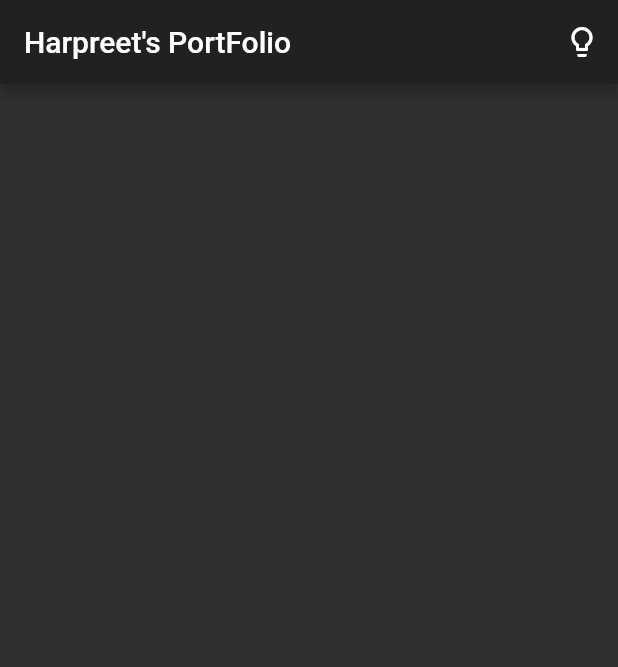
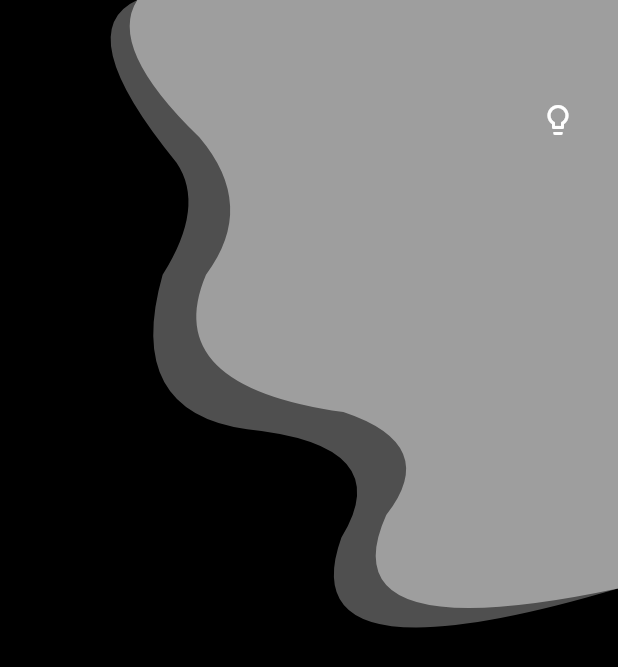
Before and after one commit to harpreetseera/portfolio-harpreet, a Flutter app: the screen it shows after launch, after a tap on the "brightness 3" icon, on a phone screen of 412 x 824 dp. Shown: the top 667 px of the screen. Run offline on Flutter 3.47's test engine with Material 2 defaults, Android fonts, the phone set to English and light mode, and no system bars; our stand-ins replace equatable, flutter_bloc.

Commit message:
added custom curve background

```diff
--- a/lib/main.dart
+++ b/lib/main.dart
@@ -5,7 +5,9 @@ import 'package:portfolio_harpreet/theme/theme_bloc.dart';
 import 'package:portfolio_harpreet/theme/theme_state.dart';
 import 'package:portfolio_harpreet/ui/screens/home_page.dart';
 
-void main() => runApp(MyPortFolioApp());
+void main() {
+  return runApp(MyPortFolioApp());
+}
 
 class MyPortFolioApp extends StatelessWidget {
   @override
@@ -15,6 +17,7 @@ class MyPortFolioApp extends StatelessWidget {
       child: BlocBuilder<ThemeBloc, ThemeState>(
         builder: (context, themeState) {
           return MaterialApp(
+            debugShowCheckedModeBanner: false,
             theme: themeState == DarkThemeState()
                 ? ThemeData.dark()
                 : ThemeData.light(),
--- a/lib/theme/theme_bloc.dart
+++ b/lib/theme/theme_bloc.dart
@@ -13,7 +13,7 @@ class ThemeBloc extends Bloc<ThemeEvent, ThemeState> {
         ThemeState stateToYield =
             (state == LightThemeState()) ? DarkThemeState() : LightThemeState();
         yield stateToYield;
-        print("state yielded - $stateToYield");
+        // print("state yielded - $stateToYield");
     }
   }
 }
--- /dev/null
+++ b/lib/ui/helper_widgets/curve_painter.dart
@@ -0,0 +1,118 @@
+import 'package:flutter/material.dart';
+
+class CurvePainter extends CustomPainter {
+  Color loweLayerColor, upperLayerColor;
+  CurvePainter({@required this.upperLayerColor, this.loweLayerColor});
+  @override
+  void paint(Canvas canvas, Size size) {
+    var paint = Paint();
+    var paintInner = Paint();
+    var path = Path();
+    var pathInner = Path();
+    paint.color = upperLayerColor;
+    paintInner.color = loweLayerColor.withOpacity(0.5);
+    final Gradient gradient = new LinearGradient(
+      colors: <Color>[
+        upperLayerColor.withOpacity(1.0),
+        // Colors.green.withOpacity(0.3),
+        // Colors.yellow.withOpacity(0.2),
+        // Colors.red.withOpacity(0.1),
+        loweLayerColor.withOpacity(1.0),
+      ],
+      stops: [
+        0.0,
+        // 0.3,
+        // 0.5,
+        // 0.7,
+        1.0,
+      ],
+    );
+    Rect rect = new Rect.fromCircle(
+      center: new Offset(165.0, 55.0),
+      radius: 180.0,
+    );
+
+    // create the Shader from the gradient and the bounding square
+    paint.shader = gradient.createShader(rect);
+
+    paint.style = PaintingStyle.fill;
+    paint.strokeWidth = 3.0;
+    path.moveTo(size.width / 4.5, 0);
+    path.quadraticBezierTo(
+      size.width / 5.8,
+      size.height / 13,
+      size.width / 3.1,
+      size.height / 4.5,
+    );
+    path.quadraticBezierTo(
+      size.width / 2.4,
+      size.height / 3,
+      size.width / 3,
+      size.height / 2.25,
+    );
+    path.quadraticBezierTo(
+      size.width / 3.9,
+      size.height / 1.6,
+      size.width / 1.8,
+      size.height / 1.5,
+    );
+    path.quadraticBezierTo(
+      size.width / 1.4,
+      size.height / 1.39,
+      size.width / 1.6,
+      size.height / 1.2,
+    );
+    path.quadraticBezierTo(
+      size.width / 1.9,
+      size.height / 0.95,
+      size.width,
+      size.height / 1.05,
+    );
+    path.lineTo(
+      size.width,
+      0,
+    );
+
+    pathInner.moveTo(
+      size.width / 4.5,
+      0,
+    );
+    pathInner.quadraticBezierTo(
+      size.width / 9,
+      size.height / 20,
+      size.width / 3.5,
+      size.height / 3.8,
+    );
+    pathInner.quadraticBezierTo(
+      size.width / 3,
+      size.height / 3,
+      size.width / 3.8,
+      size.height / 2.25,
+    );
+    pathInner.quadraticBezierTo(
+      size.width / 5,
+      size.height / 1.5,
+      size.width / 2.5,
+      size.height / 1.44,
+    );
+    pathInner.quadraticBezierTo(
+      size.width / 1.55,
+      size.height / 1.39,
+      size.width / 1.81,
+      size.height / 1.15,
+    );
+    pathInner.quadraticBezierTo(
+        size.width / 2.15, size.height / 0.9, size.width, size.height / 1.05);
+    pathInner.lineTo(
+      size.width,
+      0,
+    );
+    canvas.drawPath(pathInner, paintInner);
+    canvas.drawPath(path, paint);
+  }
+
+  @override
+  shouldRepaint(covariant CustomPainter oldDelegate) {
+    return true;
+  }
+}
--- a/lib/ui/screens/home_page.dart
+++ b/lib/ui/screens/home_page.dart
@@ -3,6 +3,7 @@ import 'package:flutter_bloc/flutter_bloc.dart';
 import 'package:portfolio_harpreet/theme/theme_bloc.dart';
 import 'package:portfolio_harpreet/theme/theme_event.dart';
 import 'package:portfolio_harpreet/theme/theme_state.dart';
+import 'package:portfolio_harpreet/ui/helper_widgets/curve_painter.dart';
 
 class Homepage extends StatefulWidget {
   @override
@@ -15,21 +16,76 @@ class _HomepageState extends State<Homepage> {
   @override
   Widget build(BuildContext context) {
     return Scaffold(
-      appBar: AppBar(
-        title: Text("Harpreet's PortFolio"),
-        actions: <Widget>[
-          BlocBuilder<ThemeBloc, ThemeState>(
-            builder: (context, themeState) => IconButton(
+      // appBar: AppBar(
+      //   title: Text("Harpreet's PortFolio"),
+      //   actions: <Widget>[
+      //     BlocBuilder<ThemeBloc, ThemeState>(
+      //       builder: (context, themeState) => IconButton(
+      //         icon: Icon(themeState == DarkThemeState()
+      //             ? Icons.lightbulb_outline
+      //             : Icons.brightness_3),
+      //         onPressed: () {
+      //           BlocProvider.of<ThemeBloc>(context).add(ThemeEvent.Toggle);
+      //         },
+      //       ),
+      //     ),
+      //   ],
+      // ),
+      body: BlocBuilder<ThemeBloc, ThemeState>(
+        builder: (context, themeState) => Container(
+            color: themeState == LightThemeState()
+                ? Colors.lime[100]
+                : Colors.black,
+            child: Column(
+              children: <Widget>[
+                Stack(
+                  children: <Widget>[
+
+                    LayoutBuilder(
+                      builder: (context,constraints){return Container(
+                        width:constraints.maxWidth<500? double.maxFinite:MediaQuery.of(context).size.width/2,
+                        height: MediaQuery.of(context).size.height / 2,
+                        child: CustomPaint(
+                          painter: CurvePainter(
+                            upperLayerColor: themeState == LightThemeState()
+                                ? Colors.green
+                                : Colors.grey,
+                            loweLayerColor: themeState == LightThemeState()
+                                ? Colors.lime
+                                : Colors.grey,
+                          ),
+                        ),
+                      );},
+                    ),
+                    Column(
+                      children: <Widget>[
+                        SizedBox(
+                          height: 56,
+                        ),
+                        Row(
+                          mainAxisAlignment: MainAxisAlignment.end,
+                          children: <Widget>[
+                            Padding(
+                              padding: const EdgeInsets.only(right: 16.0),
+                              child: IconButton(
                                 icon: Icon(themeState == DarkThemeState()
                                     ? Icons.lightbulb_outline
                                     : Icons.brightness_3),
                                 onPressed: () {
-                BlocProvider.of<ThemeBloc>(context).add(ThemeEvent.Toggle);
+                                  BlocProvider.of<ThemeBloc>(context)
+                                      .add(ThemeEvent.Toggle);
                                 },
                               ),
                             ),
                           ],
                         ),
+                      ],
+                    )
+                  ],
+                ),
+              ],
+            )),
+      ),
     );
   }
 }
```
Lines whose indentation alone changed are shown as unchanged.
